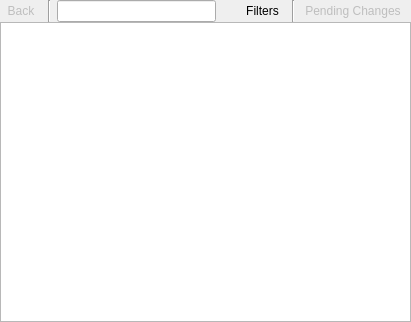
This is ApperKCM/ApperKCM.ui in KDE/apper as Qt 5 draws it before an edit. The edited form follows.
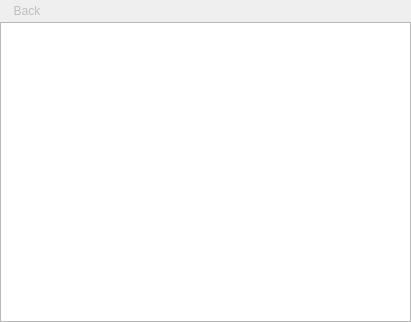
This is the edited form. The open tabs and pages were chosen to show the change. Custom widgets are drawn as their Qt base class.

Commit message: Moved things to ApperKCM is working now.

```diff
--- a/ApperKCM/ApperKCM.ui
+++ b/ApperKCM/ApperKCM.ui
@@ -98,7 +98,7 @@
      </widget>
     </widget>
    </item>
-   <item row="0" column="1">
+   <item row="0" column="2">
     <widget class="QStackedWidget" name="stackedWidgetBar">
      <property name="sizePolicy">
       <sizepolicy hsizetype="Preferred" vsizetype="Fixed">
@@ -239,9 +239,29 @@
        </item>
       </layout>
      </widget>
+     <widget class="QWidget" name="page">
+      <layout class="QHBoxLayout" name="horizontalLayout_3">
+       <property name="margin">
+        <number>0</number>
+       </property>
+       <item>
+        <spacer name="horizontalSpacer_2">
+         <property name="orientation">
+          <enum>Qt::Horizontal</enum>
+         </property>
+         <property name="sizeHint" stdset="0">
+          <size>
+           <width>352</width>
+           <height>20</height>
+          </size>
+         </property>
+        </spacer>
+       </item>
+      </layout>
+     </widget>
     </widget>
    </item>
-   <item row="0" column="0" rowspan="2">
+   <item row="0" column="1">
     <widget class="QToolButton" name="backTB">
      <property name="enabled">
       <bool>false</bool>
```
Left out of the diff: 5 changed lines with no effect on the pictures. The commit also changes 6 other files.
